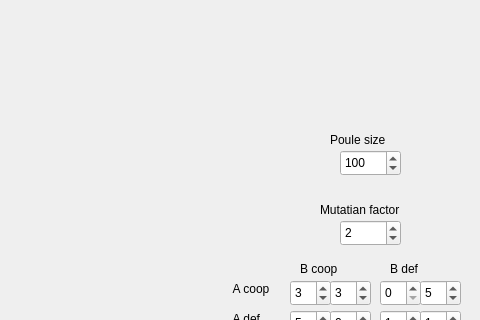
Above: GT/untitled.ui from ODuddles/ICS before the change; both pictures show x 320 to 800 and y 0 to 320 of the 800 by 600 pixel window. Below: the same form after it.
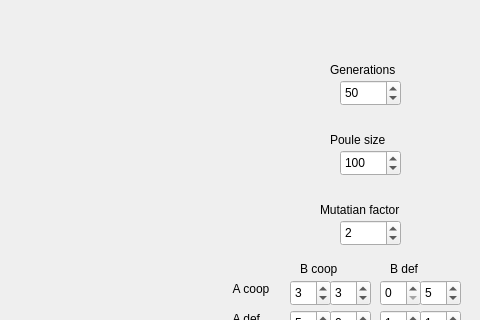
That is the form after the change. Custom widgets are drawn as their Qt base class.

Commit message: Made generation toggle

What changed in the file:
```diff
--- a/GT/untitled.ui
+++ b/GT/untitled.ui
@@ -261,6 +261,35 @@
      <string> A def</string>
     </property>
    </widget>
+   <widget class="QLabel" name="label_7">
+    <property name="geometry">
+     <rect>
+      <x>650</x>
+      <y>60</y>
+      <width>101</width>
+      <height>20</height>
+     </rect>
+    </property>
+    <property name="text">
+     <string>Generations</string>
+    </property>
+   </widget>
+   <widget class="QSpinBox" name="spinBox_11">
+    <property name="geometry">
+     <rect>
+      <x>660</x>
+      <y>80</y>
+      <width>61</width>
+      <height>26</height>
+     </rect>
+    </property>
+    <property name="maximum">
+     <number>500</number>
+    </property>
+    <property name="value">
+     <number>50</number>
+    </property>
+   </widget>
   </widget>
  </widget>
  <customwidgets>
```
The commit also changes 9 other files.
